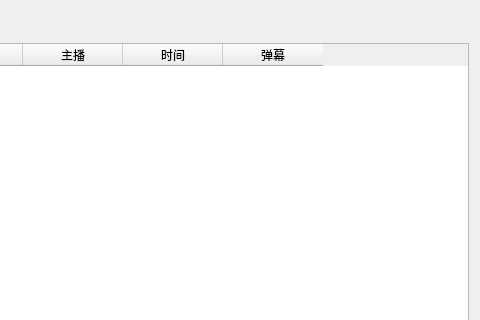
iwxyi/Bilibili-MagicalDanmaku, file widgets/catchyouwidget.ui: the form before one commit; both pictures show x 189 to 669 and y 0 to 320 of the 669 by 405 pixel window.
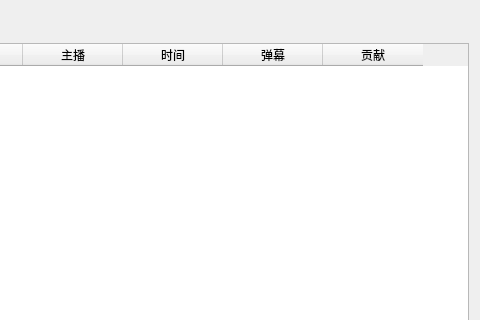
The form after the commit.

Diff of the .ui file:
```diff
--- a/widgets/catchyouwidget.ui
+++ b/widgets/catchyouwidget.ui
@@ -72,6 +72,11 @@
        <string>弹幕</string>
       </property>
      </column>
+     <column>
+      <property name="text">
+       <string>贡献</string>
+      </property>
+     </column>
     </widget>
    </item>
    <item>
```
Left out of the diff: 3 changed lines with no effect on the pictures.
